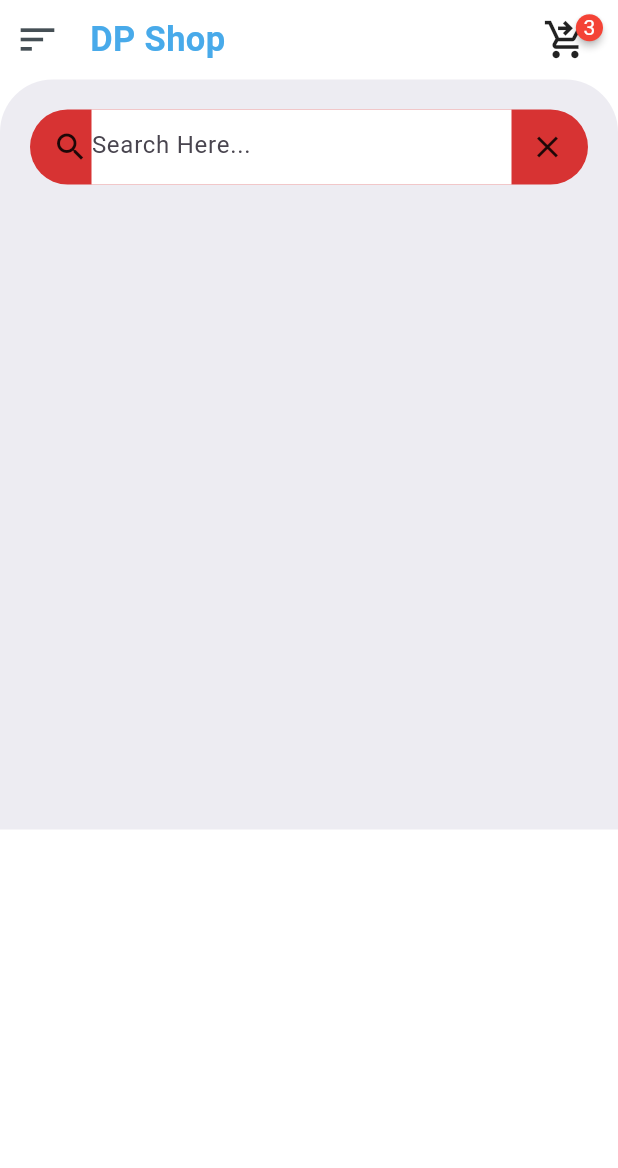
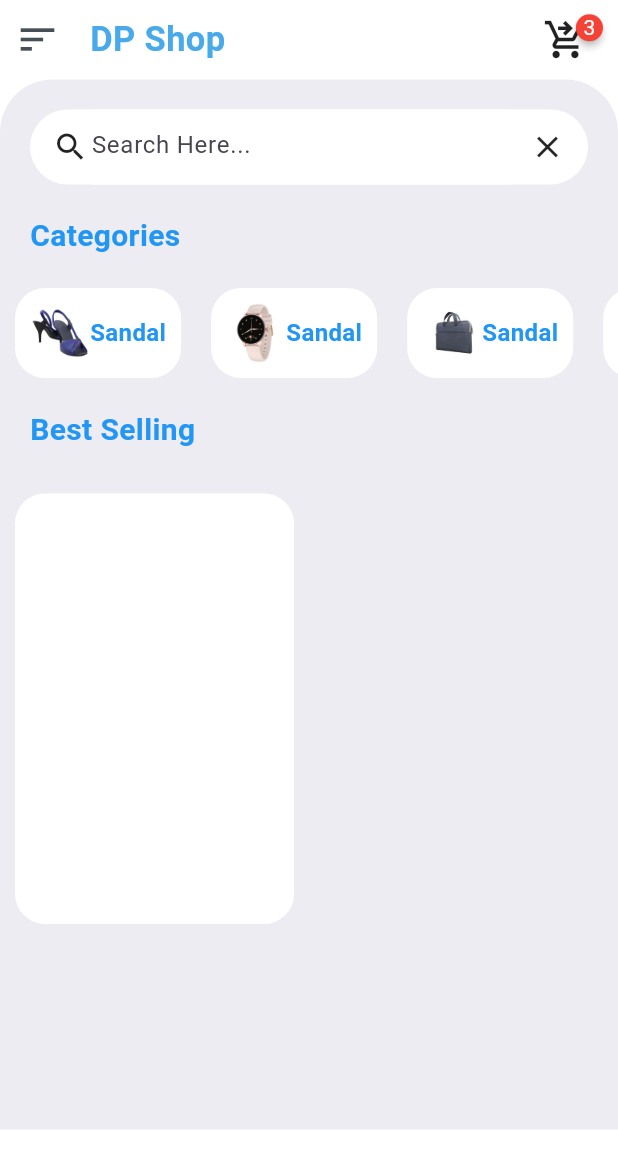
Before and after one commit to miraj98hossain/uidesignprac, a Flutter app: the screen it shows after launch, on a phone screen of 412 x 824 dp. Shown: the top 1168 px of the screen. Run offline on Flutter 3.47's test engine with Material 2 defaults, Android fonts, the light colour scheme and no system bars; drawn by our look-alikes of badges.

Commit message:
2nd commit

```diff
--- a/lib/main.dart
+++ b/lib/main.dart
@@ -1,5 +1,5 @@
 import 'package:flutter/material.dart';
-import 'package:uidesignprac/pages/homepage.dart';
+import 'package:uidesignprac/pages/homepage/homepage.dart';
 
 void main() {
   runApp(const MyApp());
--- a/lib/pages/homepage.dart
+++ /dev/null
@@ -1,67 +0,0 @@
-import 'package:flutter/material.dart';
-import 'package:uidesignprac/widgets/home_appbar.dart';
-
-class HomePage extends StatelessWidget {
-  const HomePage({super.key});
-
-  @override
-  Widget build(BuildContext context) {
-    return SafeArea(
-      child: Scaffold(
-        body: ListView(
-          children: [
-            const HomeAppbar(),
-            Container(
-              height: 500,
-              padding: const EdgeInsets.only(top: 20),
-              decoration: const BoxDecoration(
-                color: Color(0xFFEDECF2),
-                borderRadius: BorderRadius.only(
-                  topLeft: Radius.circular(35),
-                  topRight: Radius.circular(35),
-                ),
-              ),
-              child: Column(
-                children: [
-                  Container(
-                    height: 50,
-                    margin: const EdgeInsets.symmetric(horizontal: 20),
-                    padding: const EdgeInsets.symmetric(horizontal: 15),
-                    decoration: BoxDecoration(
-                      color: const Color.fromARGB(255, 215, 51, 51),
-                      borderRadius: BorderRadius.circular(30),
-                    ),
-                    child: Row(
-                      children: [
-                        Row(
-                          children: [
-                            const Icon(Icons.search),
-                            Container(
-                              margin: const EdgeInsets.only(left: 2),
-                              height: 50,
-                              width: 280,
-                              decoration:
-                                  const BoxDecoration(color: Colors.white),
-                              child: TextFormField(
-                                decoration: const InputDecoration(
-                                  border: InputBorder.none,
-                                  hintText: "Search Here...",
-                                ),
-                              ),
-                            ),
-                          ],
-                        ),
-                        const Spacer(),
-                        const Icon(Icons.close),
-                      ],
-                    ),
-                  ),
-                ],
-              ),
-            ),
-          ],
-        ),
-      ),
-    );
-  }
-}
--- /dev/null
+++ b/lib/pages/homepage/homepage.dart
@@ -0,0 +1,64 @@
+import 'package:flutter/material.dart';
+import 'package:uidesignprac/pages/homepage/widgets/Search_Bar.dart';
+import 'package:uidesignprac/pages/homepage/widgets/best_selling.dart';
+import 'package:uidesignprac/pages/homepage/widgets/categoties.dart';
+import 'package:uidesignprac/pages/homepage/widgets/home_appbar.dart';
+
+class HomePage extends StatelessWidget {
+  const HomePage({super.key});
+
+  @override
+  Widget build(BuildContext context) {
+    return SafeArea(
+      child: Scaffold(
+        body: ListView(
+          children: [
+            const HomeAppbar(),
+            Container(
+              height: 700,
+              padding: const EdgeInsets.only(top: 20),
+              decoration: const BoxDecoration(
+                color: Color(0xFFEDECF2),
+                borderRadius: BorderRadius.only(
+                  topLeft: Radius.circular(35),
+                  topRight: Radius.circular(35),
+                ),
+              ),
+              child: Column(
+                children: [
+                  const Searchbar(),
+                  Container(
+                    alignment: Alignment.centerLeft,
+                    margin: const EdgeInsets.symmetric(
+                        vertical: 20, horizontal: 20),
+                    child: const Text(
+                      "Categories",
+                      style: TextStyle(
+                          color: Colors.blue,
+                          fontSize: 20,
+                          fontWeight: FontWeight.bold),
+                    ),
+                  ),
+                  const Categories(),
+                  Container(
+                    alignment: Alignment.centerLeft,
+                    margin: const EdgeInsets.symmetric(
+                        vertical: 20, horizontal: 20),
+                    child: const Text(
+                      "Best Selling",
+                      style: TextStyle(
+                          color: Colors.blue,
+                          fontSize: 20,
+                          fontWeight: FontWeight.bold),
+                    ),
+                  ),
+                  const BestSelling(),
+                ],
+              ),
+            ),
+          ],
+        ),
+      ),
+    );
+  }
+}
--- a/lib/widgets/searchbar.dart
+++ b/lib/pages/homepage/widgets/Search_Bar.dart
@@ -1,7 +1,7 @@
 import 'package:flutter/material.dart';
 
-class SearchBar extends StatelessWidget {
-  const SearchBar({super.key});
+class Searchbar extends StatelessWidget {
+  const Searchbar({super.key});
 
   @override
   Widget build(BuildContext context) {
@@ -10,7 +10,7 @@ class SearchBar extends StatelessWidget {
       margin: const EdgeInsets.symmetric(horizontal: 20),
       padding: const EdgeInsets.symmetric(horizontal: 15),
       decoration: BoxDecoration(
-        color: const Color.fromARGB(255, 215, 51, 51),
+        color: Colors.white,
         borderRadius: BorderRadius.circular(30),
       ),
       child: Row(
--- /dev/null
+++ b/lib/pages/homepage/widgets/best_selling.dart
@@ -0,0 +1,22 @@
+import 'package:flutter/material.dart';
+
+class BestSelling extends StatelessWidget {
+  const BestSelling({super.key});
+
+  @override
+  Widget build(BuildContext context) {
+    return GridView.count(
+      crossAxisCount: 2,
+      childAspectRatio: 0.68,
+      shrinkWrap: true,
+      children: [
+        Container(
+          padding: const EdgeInsets.only(left: 15, right: 15, top: 10),
+          margin: const EdgeInsets.symmetric(vertical: 8, horizontal: 10),
+          decoration: BoxDecoration(
+              color: Colors.white, borderRadius: BorderRadius.circular(20)),
+        )
+      ],
+    );
+  }
+}
--- /dev/null
+++ b/lib/pages/homepage/widgets/categoties.dart
@@ -0,0 +1,41 @@
+import 'package:flutter/material.dart';
+
+class Categories extends StatelessWidget {
+  const Categories({super.key});
+
+  @override
+  Widget build(BuildContext context) {
+    return SizedBox(
+      height: 60,
+      child: ListView.builder(
+          scrollDirection: Axis.horizontal,
+          itemBuilder: (context, index) {
+            return Container(
+              margin: const EdgeInsets.symmetric(horizontal: 10),
+              padding: const EdgeInsets.symmetric(vertical: 5, horizontal: 10),
+              decoration: BoxDecoration(
+                color: Colors.white,
+                borderRadius: BorderRadius.circular(20),
+              ),
+              child: Row(
+                children: [
+                  Image.asset(
+                    "assets/images/${index + 1}.png",
+                    width: 40,
+                    height: 40,
+                  ),
+                  const Text(
+                    "Sandal",
+                    style: TextStyle(
+                        color: Colors.blue,
+                        fontWeight: FontWeight.bold,
+                        fontSize: 16),
+                  )
+                ],
+              ),
+            );
+          },
+          itemCount: 7),
+    );
+  }
+}
--- a/pubspec.yaml
+++ b/pubspec.yaml
@@ -60,8 +60,8 @@ flutter:
   uses-material-design: true
 
   # To add assets to your application, add an assets section, like this:
-  # assets:
-  #   - images/a_dot_burr.jpeg
+  assets:
+    - assets/images/
   #   - images/a_dot_ham.jpeg
 
   # An image asset can refer to one or more resolution-specific "variants", see
```
Also changed, not shown: lib/pages/homepage/widgets/home_appbar.dart (renamed from lib/widgets/home_appbar.dart).
